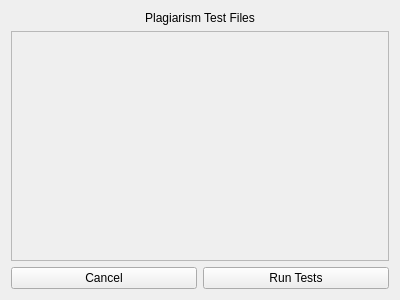
Old version of the form BulkCopyScape-pyqt/resources/widgets/uploadwidget.ui in the repository justinmichaelvieira/BulkCopyscape.
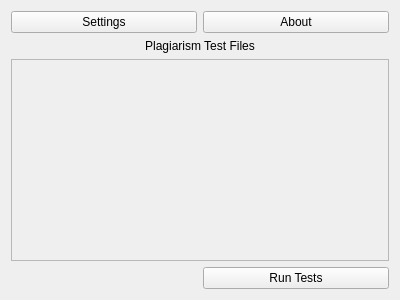
New version of the form.

```diff
--- a/BulkCopyScape-pyqt/resources/widgets/uploadwidget.ui
+++ b/BulkCopyScape-pyqt/resources/widgets/uploadwidget.ui
@@ -14,21 +14,14 @@
    <string>Form</string>
   </property>
   <layout class="QGridLayout" name="gridLayout">
-   <item row="2" column="1">
-    <widget class="QPushButton" name="pushButton">
+   <item row="0" column="0">
+    <widget class="QPushButton" name="settingsButton">
      <property name="text">
-      <string>Run Tests</string>
+      <string>Settings</string>
      </property>
     </widget>
    </item>
-   <item row="2" column="0">
-    <widget class="QPushButton" name="pushButton_2">
-     <property name="text">
-      <string>Cancel</string>
-     </property>
-    </widget>
-   </item>
-   <item row="1" column="0" colspan="2">
+   <item row="3" column="0" colspan="2">
     <widget class="QScrollArea" name="scrollArea">
      <property name="widgetResizable">
       <bool>true</bool>
@@ -39,13 +32,20 @@
         <x>0</x>
         <y>0</y>
         <width>374</width>
-        <height>216</height>
+        <height>182</height>
        </rect>
       </property>
      </widget>
     </widget>
    </item>
-   <item row="0" column="0" colspan="2">
+   <item row="4" column="1">
+    <widget class="QPushButton" name="runTestsButton">
+     <property name="text">
+      <string>Run Tests</string>
+     </property>
+    </widget>
+   </item>
+   <item row="2" column="0" colspan="2">
     <widget class="QLabel" name="uploadFilesLabel">
      <property name="text">
       <string>Plagiarism Test Files</string>
@@ -55,6 +55,13 @@
      </property>
     </widget>
    </item>
+   <item row="0" column="1">
+    <widget class="QPushButton" name="aboutButton">
+     <property name="text">
+      <string>About</string>
+     </property>
+    </widget>
+   </item>
   </layout>
  </widget>
  <resources/>
```
